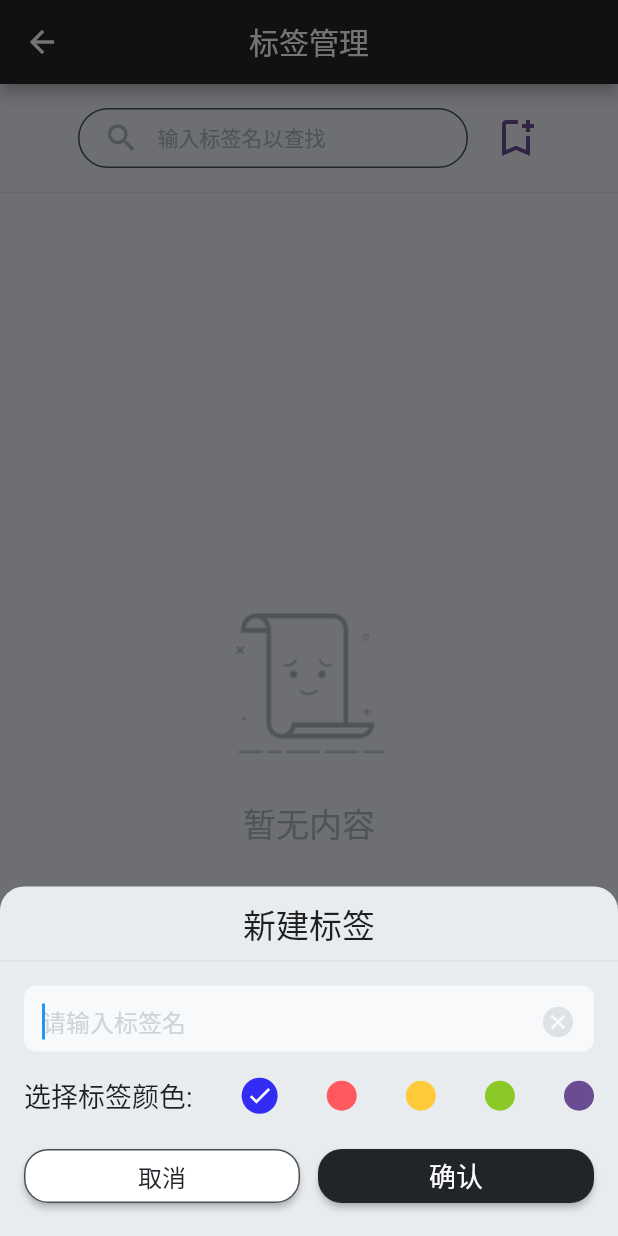
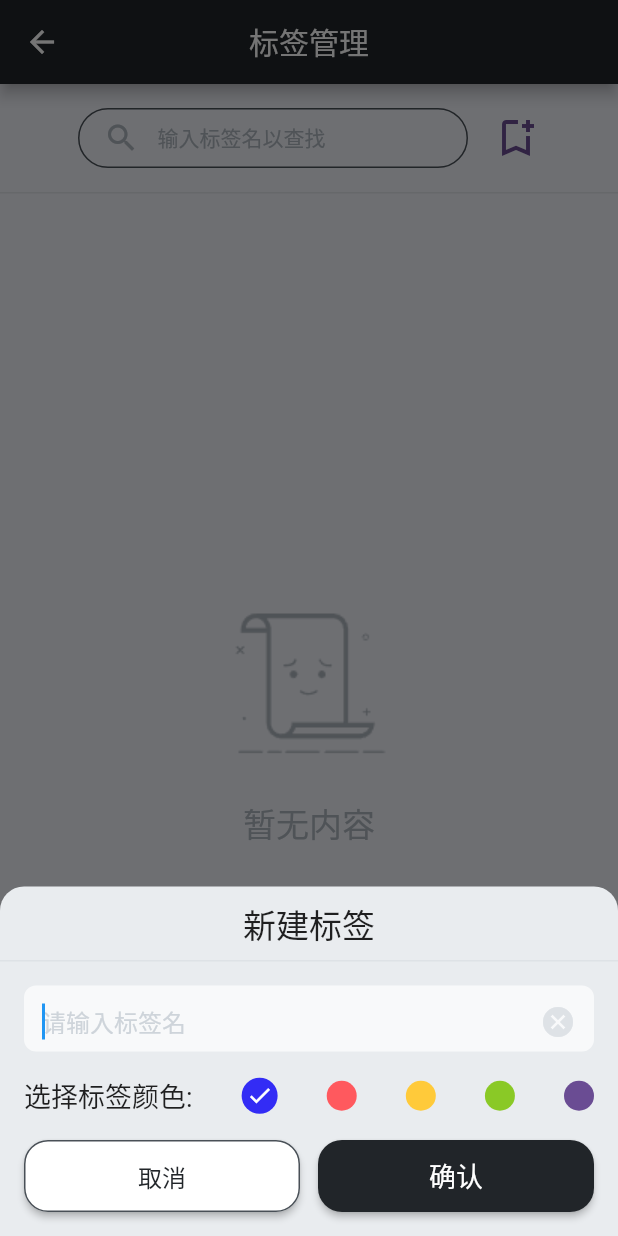
Before and after one commit to lopo12123/wuwu, a Flutter app: the TagManageView screen opened by its route, after a tap on the "bookmark add" icon, on a phone screen of 412 x 824 dp. Run offline on Flutter 3.47's test engine with Material 2 defaults, Android fonts, the phone set to English and light mode, and no system bars; our stand-ins replace bot_toast, curved_navigation_bar, flutter_slidable, get, isar, loading_animation_widget and 1 more; missing offline and left inert: flip_board, gesture_password_widget, window_manager, windows_single_instance; accounts and stored records are empty; generated files the repository leaves out were written again; Roboto replaces fonts that are missing (ShouShu, XiaoBai).

Commit message:
style: 按钮样式

```diff
--- a/lib/styles/button.dart
+++ b/lib/styles/button.dart
@@ -4,32 +4,20 @@ import 'package:wuwu/styles/palette.dart';
 abstract class MyButtonStyle {
   /// 取消按钮
   static final cancel = ElevatedButton.styleFrom(
-    fixedSize: const Size.fromHeight(32),
+    fixedSize: const Size.fromHeight(48),
     backgroundColor: Palette.b00,
     shape: RoundedRectangleBorder(
       side: const BorderSide(color: Palette.b70),
       borderRadius: BorderRadius.circular(16),
     ),
   );
+
   /// 确认按钮
   static final confirm = ElevatedButton.styleFrom(
-    fixedSize: const Size.fromHeight(32),
+    fixedSize: const Size.fromHeight(48),
     backgroundColor: Palette.b90,
     shape: RoundedRectangleBorder(
       borderRadius: BorderRadius.circular(16),
     ),
   );
-
-// static final CreateTag = TextButton.styleFrom(
-//   fixedSize: const Size.fromHeight(40),
-//   padding: const EdgeInsets.symmetric(horizontal: 16),
-//   shape: RoundedRectangleBorder(
-//     side: const BorderSide(color: Palette.b70),
-//     borderRadius: BorderRadius.circular(20),
-//   ),
-//   alignment: Alignment.center,
-//   foregroundColor: Palette.b00,
-//   backgroundColor: Palette.b00,
-//   splashFactory: NoSplash.splashFactory,
-// );
 }
```
